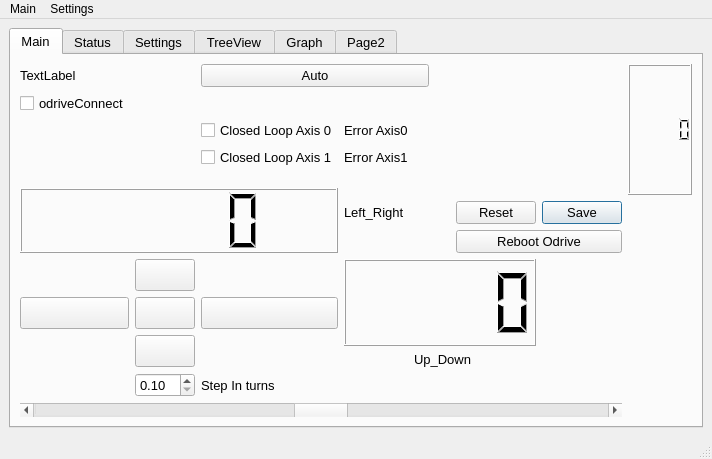
Old version of the form gui/mainwindow2.ui in the repository HK-AutoPlant/Gantry.
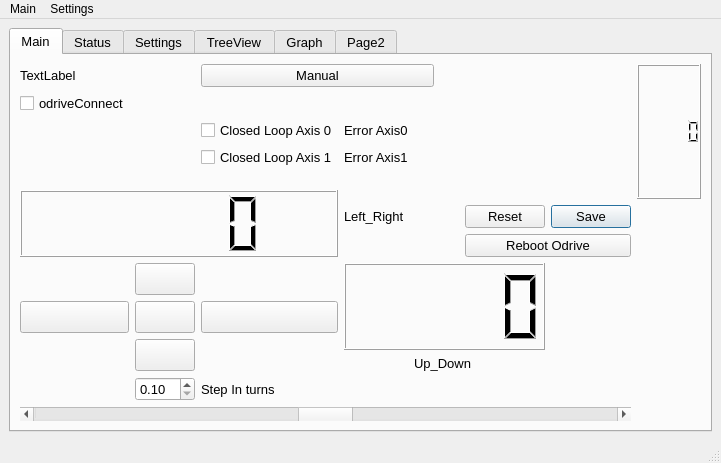
New version of the form. Icons and pictures are not drawn. Custom widgets are drawn as their Qt base class.

Diff of the .ui file:
```diff
--- a/gui/mainwindow2.ui
+++ b/gui/mainwindow2.ui
@@ -6,8 +6,8 @@
    <rect>
     <x>0</x>
     <y>0</y>
-    <width>689</width>
-    <height>458</height>
+    <width>721</width>
+    <height>463</height>
    </rect>
   </property>
   <property name="maximumSize">
@@ -167,7 +167,7 @@
         <item row="0" column="2" colspan="3">
          <widget class="QPushButton" name="pushButton_Auto_Manual">
           <property name="text">
-           <string>Auto</string>
+           <string>Manual</string>
           </property>
          </widget>
         </item>
@@ -1241,8 +1241,8 @@
     <rect>
      <x>0</x>
      <y>0</y>
-     <width>689</width>
-     <height>21</height>
+     <width>721</width>
+     <height>22</height>
     </rect>
    </property>
    <widget class="QMenu" name="menuMain">
```
